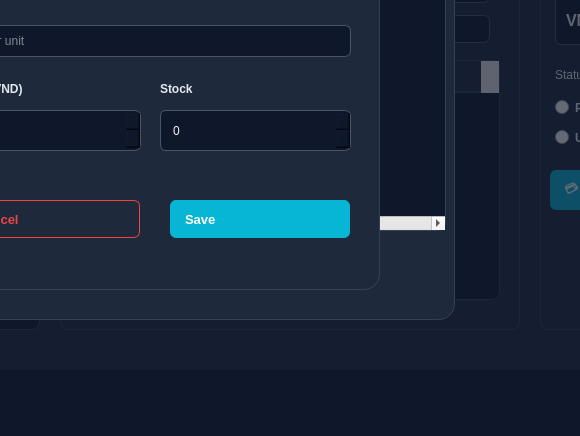
pvz2nghiaaa/HospitalManagement, file ReceptionistWindow.ui: the form before one commit; both pictures show x 470 to 1050 and y 300 to 736 of the 1227 by 736 pixel window.
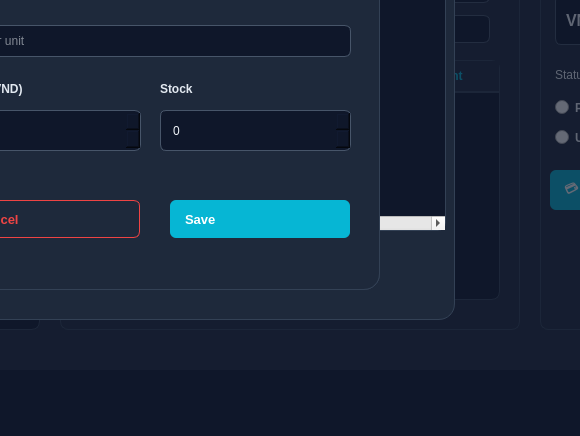
The form after the commit. The open tabs and pages were chosen to show the change.

Commit message: fix table design

Diff of the .ui file:
```diff
--- a/ReceptionistWindow.ui
+++ b/ReceptionistWindow.ui
@@ -1362,6 +1362,12 @@
           <height>240</height>
          </rect>
         </property>
+        <attribute name="horizontalHeaderStretchLastSection">
+         <bool>true</bool>
+        </attribute>
+        <attribute name="verticalHeaderVisible">
+         <bool>false</bool>
+        </attribute>
         <column>
          <property name="text">
           <string>Drug</string>
```
Left out of the diff: 40 changed lines with no effect on the pictures. The commit also changes 2 other files.
